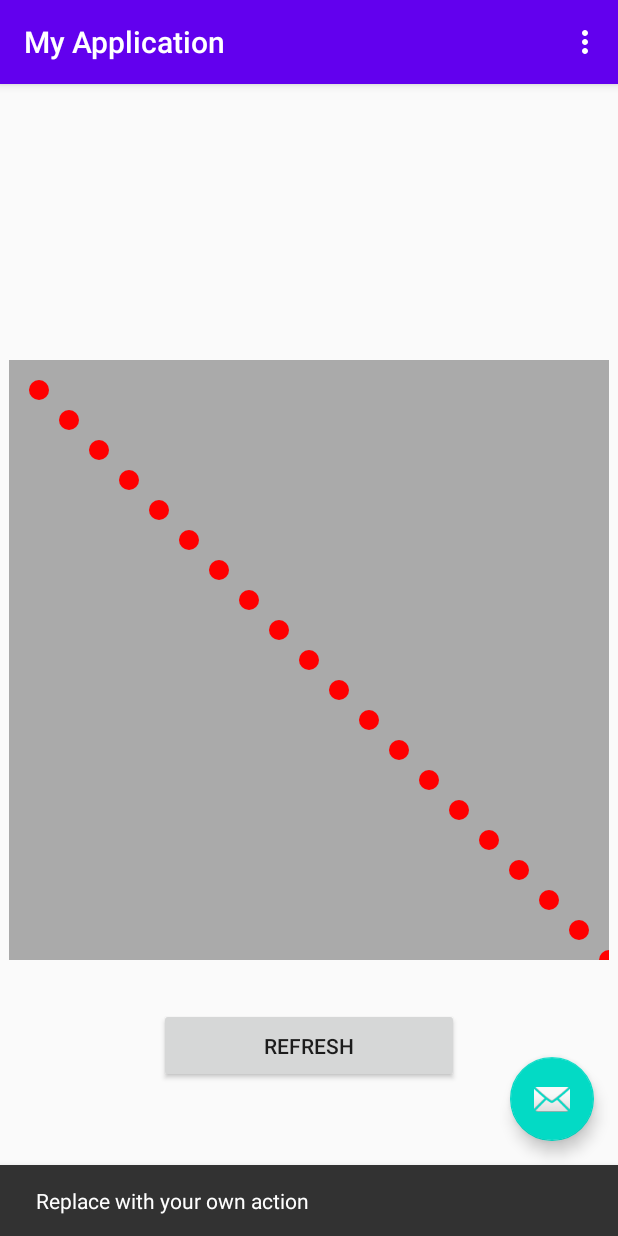
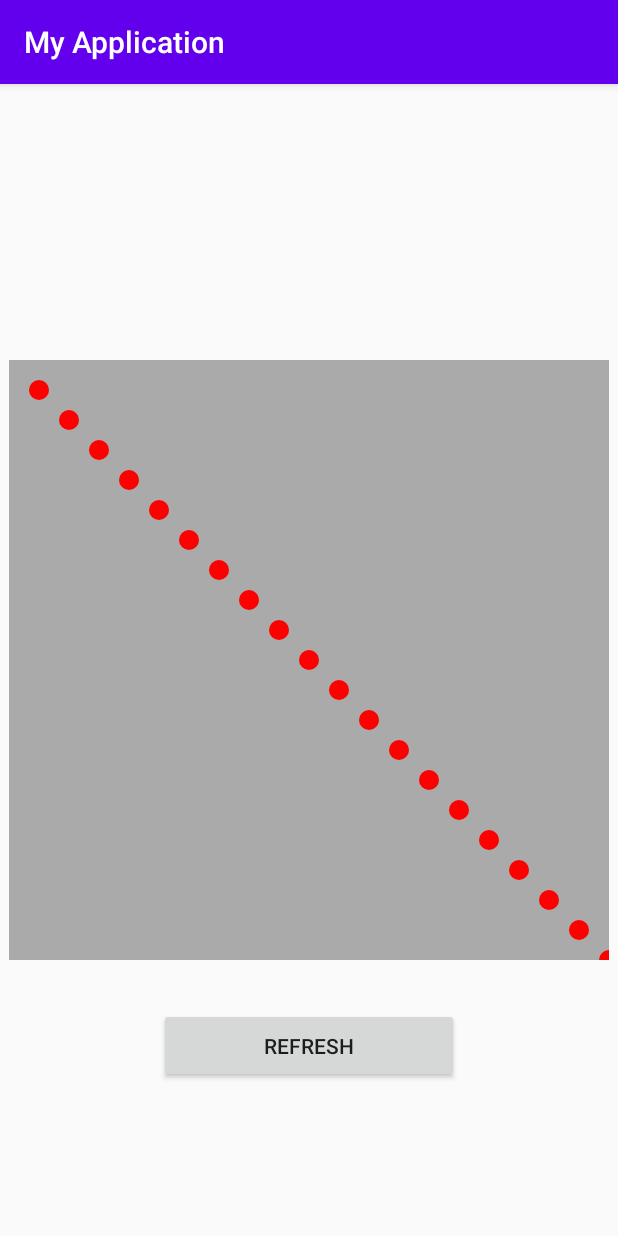
Before and after one commit to jaydeepw/coordinate-drawings, an Android app: the screen it shows after launch (MainActivity), after a tap on "REFRESH", on a phone screen of 412 x 824 dp. Run offline under Robolectric (Android 15) with nearby library versions, the phone set to English and light mode, and no system bars; 1 other tap on this screen came first.

Commit message:
Some cleanup

```diff
--- a/app/src/main/java/com/github/jaydeepw/myapplication/MainActivity.kt
+++ b/app/src/main/java/com/github/jaydeepw/myapplication/MainActivity.kt
@@ -1,11 +1,7 @@
 package com.github.jaydeepw.myapplication
 
 import android.os.Bundle
-import com.google.android.material.floatingactionbutton.FloatingActionButton
-import com.google.android.material.snackbar.Snackbar
 import androidx.appcompat.app.AppCompatActivity
-import android.view.Menu
-import android.view.MenuItem
 
 class MainActivity : AppCompatActivity() {
 
@@ -13,26 +9,5 @@ class MainActivity : AppCompatActivity() {
         super.onCreate(savedInstanceState)
         setContentView(R.layout.activity_main)
         setSupportActionBar(findViewById(R.id.toolbar))
-
-        findViewById<FloatingActionButton>(R.id.fab).setOnClickListener { view ->
-            Snackbar.make(view, "Replace with your own action", Snackbar.LENGTH_LONG)
-                    .setAction("Action", null).show()
-        }
-    }
-
-    override fun onCreateOptionsMenu(menu: Menu): Boolean {
-        // Inflate the menu; this adds items to the action bar if it is present.
-        menuInflater.inflate(R.menu.menu_main, menu)
-        return true
-    }
-
-    override fun onOptionsItemSelected(item: MenuItem): Boolean {
-        // Handle action bar item clicks here. The action bar will
-        // automatically handle clicks on the Home/Up button, so long
-        // as you specify a parent activity in AndroidManifest.xml.
-        return when (item.itemId) {
-            R.id.action_settings -> true
-            else -> super.onOptionsItemSelected(item)
-        }
     }
 }
--- a/app/src/main/res/layout/activity_main.xml
+++ b/app/src/main/res/layout/activity_main.xml
@@ -22,12 +22,4 @@
 
     <include layout="@layout/content_main" />
 
-    <com.google.android.material.floatingactionbutton.FloatingActionButton
-        android:id="@+id/fab"
-        android:layout_width="wrap_content"
-        android:layout_height="wrap_content"
-        android:layout_gravity="bottom|end"
-        android:layout_margin="@dimen/fab_margin"
-        app:srcCompat="@android:drawable/ic_dialog_email" />
-
 </androidx.coordinatorlayout.widget.CoordinatorLayout>
```
